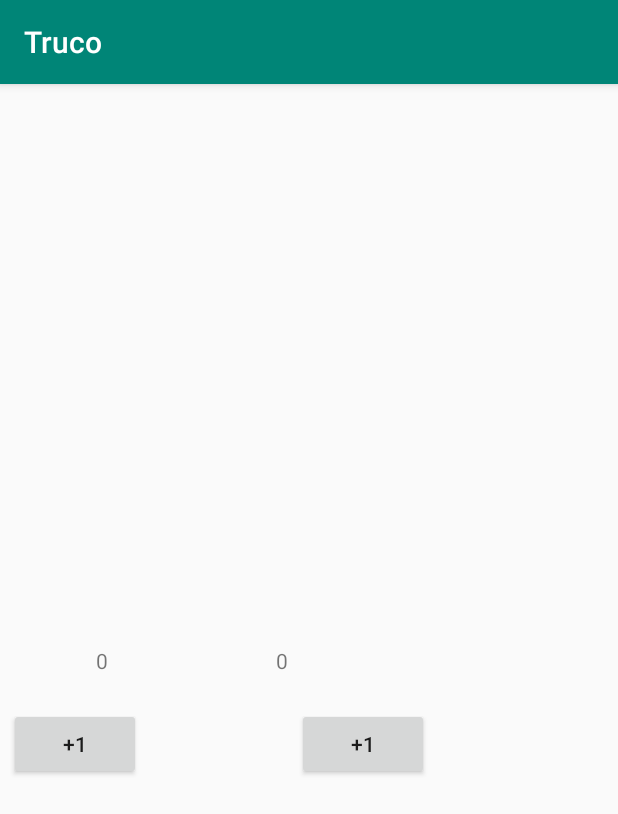
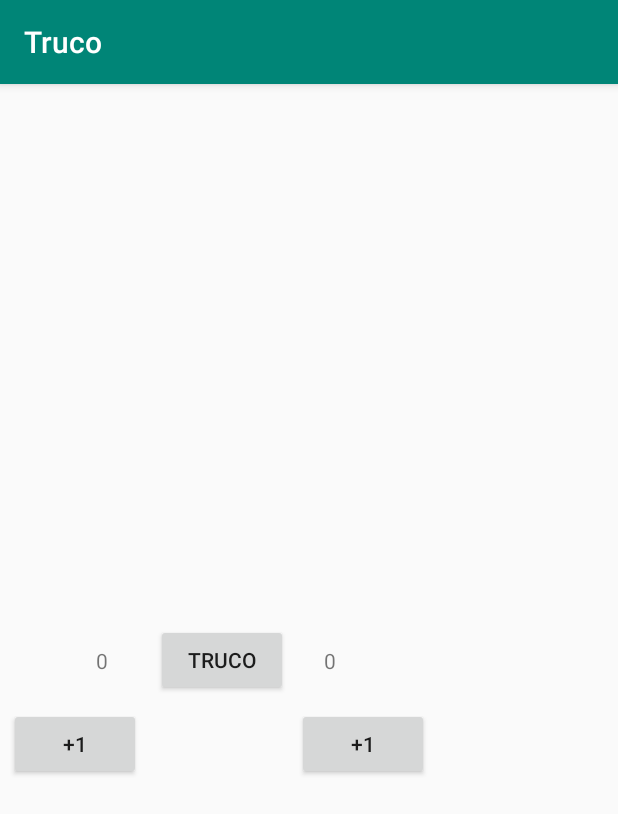
Before and after one commit to petscaramussi/Truco, an Android app: the screen it shows after launch (MainActivity), on a phone screen of 412 x 824 dp. Shown: the top 814 px of the screen. Run offline under Robolectric (Android 15) with nearby library versions, the phone set to English and light mode, and no system bars.

Commit message:
Button 2

```diff
--- a/app/src/main/res/layout/activity_main.xml
+++ b/app/src/main/res/layout/activity_main.xml
@@ -21,7 +21,7 @@
         android:id="@+id/textView2"
         android:layout_width="wrap_content"
         android:layout_height="wrap_content"
-        android:layout_marginStart="112dp"
+        android:layout_marginStart="144dp"
         android:text="@string/number"
         app:layout_constraintBottom_toBottomOf="parent"
         app:layout_constraintHorizontal_bias="0.541"
@@ -58,4 +58,16 @@
         app:layout_constraintStart_toEndOf="@+id/button"
         app:layout_constraintTop_toBottomOf="@+id/textView2" />
 
+    <Button
+        android:id="@+id/button3"
+        android:layout_width="wrap_content"
+        android:layout_height="wrap_content"
+        android:layout_marginStart="32dp"
+        android:layout_marginEnd="24dp"
+        android:text="@string/bTruco"
+        app:layout_constraintBottom_toBottomOf="parent"
+        app:layout_constraintEnd_toStartOf="@+id/textView2"
+        app:layout_constraintStart_toEndOf="@+id/textView3"
+        app:layout_constraintTop_toTopOf="parent" />
+
 </androidx.constraintlayout.widget.ConstraintLayout>
--- a/app/src/main/res/values/strings.xml
+++ b/app/src/main/res/values/strings.xml
@@ -2,4 +2,5 @@
     <string name="app_name">Truco</string>
     <string name="number">0</string>
     <string name="bName">+1</string>
+    <string name="bTruco">Truco</string>
 </resources>
```
Also changed, not shown: app/src/main/java/com/example/truco/MainActivity.java (+9 -0 lines).
